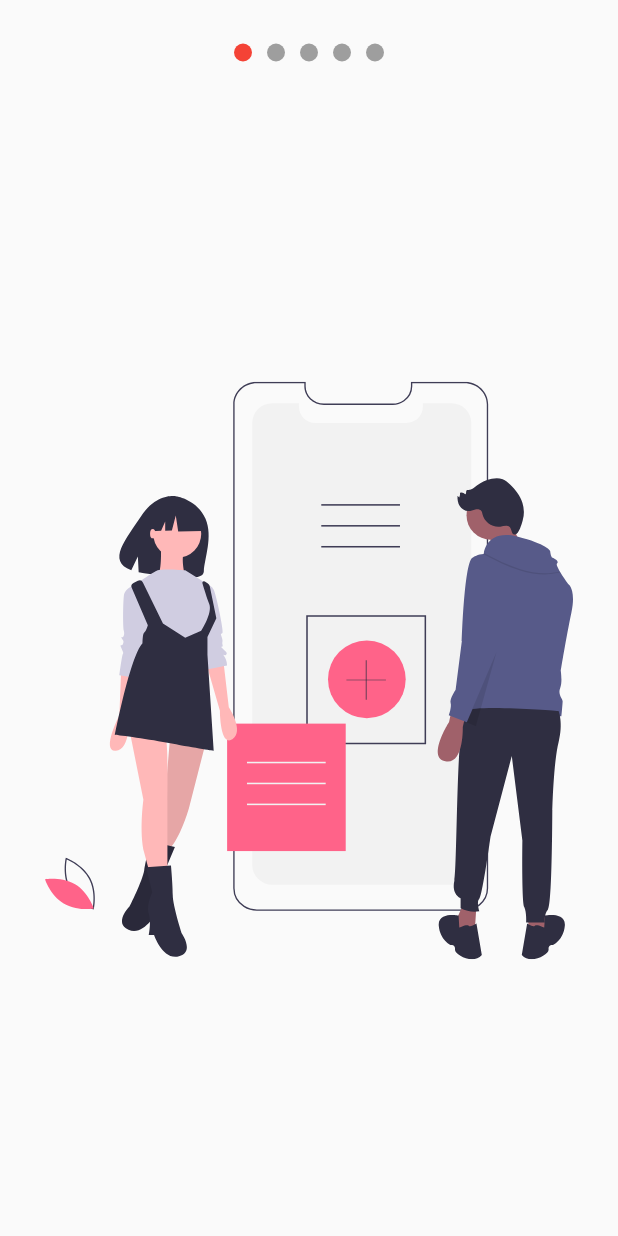
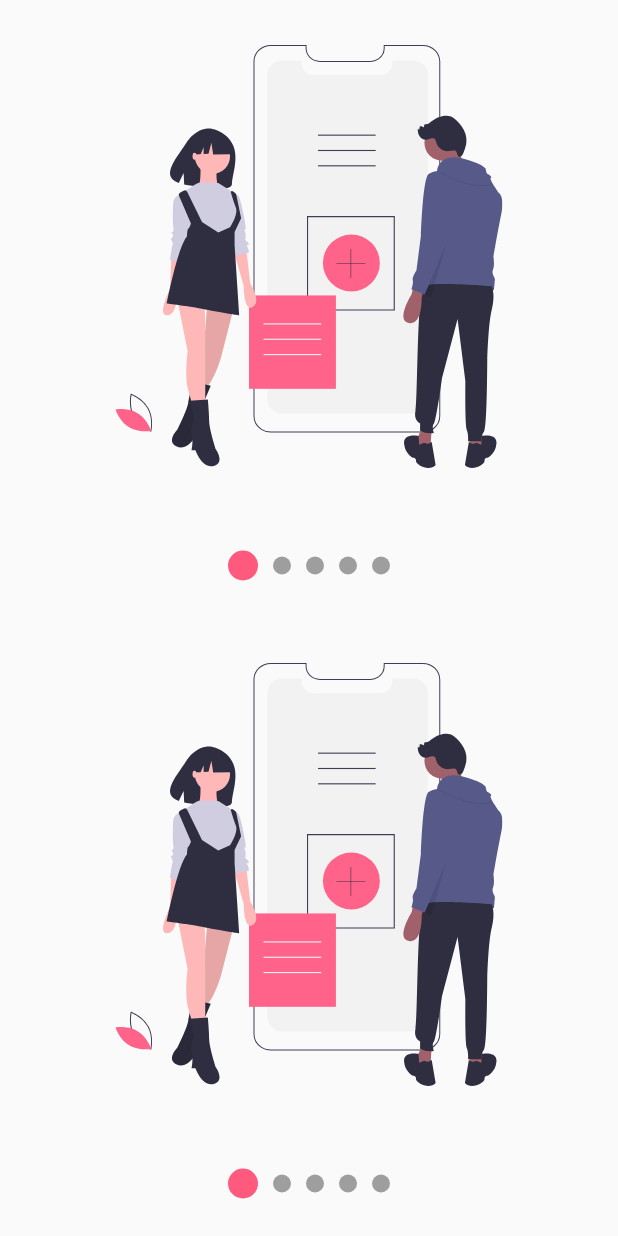
Before and after one commit to cristobalrodbar/custom_painter, a Flutter app: the screen it shows after launch, on a phone screen of 412 x 824 dp. Run offline on Flutter 3.47's test engine with Material 2 defaults, Android fonts, the phone set to English and light mode, and no system bars; our stand-ins replace flutter_svg.

Commit message:
sección 5

```diff
--- a/lib/src/pages/slideshow_page.dart
+++ b/lib/src/pages/slideshow_page.dart
@@ -1,23 +1,39 @@
 import 'package:custom_painter/src/widgets/slideshow.dart';
 import 'package:flutter/material.dart';
-import 'package:flutter_svg/flutter_svg.dart';
+
+import 'package:flutter_svg/svg.dart';
 
 class SlideshowPage extends StatelessWidget {
   @override
   Widget build(BuildContext context) {
     return Scaffold(
-        //backgroundColor: Colors.grey,
-        body: Slideshow(
-      puntosArriba: true,
-      colorPrimario: Colors.red,
-      colorSecundario: Colors.grey,
-      slides: [
+        // backgroundColor: Colors.purple,
+        // body: MiSlideshow(),
+        body: Column(
+      children: <Widget>[
+        Expanded(child: MiSlideshow()),
+        Expanded(child: MiSlideshow())
+      ],
+    ));
+  }
+}
+
+class MiSlideshow extends StatelessWidget {
+  @override
+  Widget build(BuildContext context) {
+    return Slideshow(
+      bulletPrimario: 20,
+      bulletSecundario: 12,
+      // puntosArriba: true,
+      colorPrimario: Color(0xffFF5A7E),
+      // colorSecundario: Colors.red,
+      slides: <Widget>[
         SvgPicture.asset('assets/svgs/slide-1.svg'),
         SvgPicture.asset('assets/svgs/slide-2.svg'),
         SvgPicture.asset('assets/svgs/slide-3.svg'),
         SvgPicture.asset('assets/svgs/slide-4.svg'),
-        SvgPicture.asset('assets/svgs/slide-5.svg')
+        SvgPicture.asset('assets/svgs/slide-5.svg'),
       ],
-    ));
+    );
   }
 }
--- a/lib/src/widgets/slideshow.dart
+++ b/lib/src/widgets/slideshow.dart
@@ -1,119 +1,145 @@
-import 'package:custom_painter/src/models/slider_model.dart';
 import 'package:flutter/material.dart';
-//borrar
-//import 'package:flutter_svg/svg.dart';
+
 import 'package:provider/provider.dart';
 
 class Slideshow extends StatelessWidget {
   final List<Widget> slides;
   final bool puntosArriba;
-  final Color colorPrimario, colorSecundario;
+  final Color colorPrimario;
+  final Color colorSecundario;
+  final double bulletPrimario;
+  final double bulletSecundario;
 
-  const Slideshow(
-      {required this.slides,
-      this.puntosArriba = false,
-      this.colorPrimario = Colors.blue,
-      this.colorSecundario = Colors.grey});
+  Slideshow({
+    required this.slides,
+    this.puntosArriba = false,
+    this.colorPrimario = Colors.blue,
+    this.colorSecundario = Colors.grey,
+    this.bulletPrimario = 12.0,
+    this.bulletSecundario = 12.0,
+  });
 
   @override
   Widget build(BuildContext context) {
     return ChangeNotifierProvider(
-      create: (context) => SliderModel(),
+      create: (_) => new _SlideshowModel(),
       child: SafeArea(
-        child: Center(
-            child: Column(
-          children: [
-            if (this.puntosArriba)
-              _Dots(
-                  this.slides.length, this.colorPrimario, this.colorSecundario),
-            Expanded(child: _Slides(this.slides)),
-            if (!this.puntosArriba)
-              _Dots(
-                  this.slides.length, this.colorPrimario, this.colorSecundario),
-          ],
+        child: Center(child: Builder(
+          builder: (BuildContext context) {
+            Provider.of<_SlideshowModel>(context).colorPrimario =
+                this.colorPrimario;
+            Provider.of<_SlideshowModel>(context).colorSecundario =
+                this.colorSecundario;
+
+            Provider.of<_SlideshowModel>(context).bulletPrimario =
+                this.bulletPrimario;
+            Provider.of<_SlideshowModel>(context).bulletSecundario =
+                this.bulletSecundario;
+
+            return _CrearEstructuraSlideshow(
+                puntosArriba: puntosArriba, slides: slides);
+          },
         )),
       ),
     );
   }
 }
 
+class _CrearEstructuraSlideshow extends StatelessWidget {
+  const _CrearEstructuraSlideshow({
+    Key? key,
+    required this.puntosArriba,
+    required this.slides,
+  }) : super(key: key);
+
+  final bool puntosArriba;
+  final List<Widget> slides;
+
+  @override
+  Widget build(BuildContext context) {
+    return Column(
+      children: <Widget>[
+        if (this.puntosArriba) _Dots(this.slides.length),
+        Expanded(child: _Slides(this.slides)),
+        if (!this.puntosArriba) _Dots(this.slides.length),
+      ],
+    );
+  }
+}
+
 class _Dots extends StatelessWidget {
   final int totalSlides;
-  final Color colorPrimario, colorSecundario;
-  _Dots(this.totalSlides, this.colorPrimario, this.colorSecundario);
+
+  _Dots(this.totalSlides);
 
   @override
   Widget build(BuildContext context) {
     return Container(
       width: double.infinity,
       height: 70,
-      //color: Colors.red,
       child: Row(
-          mainAxisAlignment: MainAxisAlignment.center,
-          children: /*  [_Dot(0), _Dot(1), _Dot(2)] */
-              List.generate(
-                  this.totalSlides,
-                  (index) =>
-                      _Dot(index, this.colorPrimario, this.colorSecundario))
-          /*  this
-                .slides
-                .map((slide) => _Dot(this.slides.indexOf(slide)))
-                .toList(), */
-          ),
+        mainAxisAlignment: MainAxisAlignment.center,
+        children: List.generate(this.totalSlides, (i) => _Dot(i)),
+      ),
     );
   }
 }
 
 class _Dot extends StatelessWidget {
   final int index;
-  final Color colorPrimario, colorSecundario;
 
-  _Dot(this.index, this.colorPrimario, this.colorSecundario);
+  _Dot(this.index);
 
   @override
   Widget build(BuildContext context) {
-    final pageViewIndex = Provider.of<SliderModel>(context).currentPage;
+    final ssModel = Provider.of<_SlideshowModel>(context);
+    double tamano;
+    Color color;
+
+    if (ssModel.currentPage >= index - 0.5 &&
+        ssModel.currentPage < index + 0.5) {
+      tamano = ssModel.bulletPrimario;
+      color = ssModel.colorPrimario;
+    } else {
+      tamano = ssModel.bulletSecundario;
+      color = ssModel.colorSecundario;
+    }
 
     return AnimatedContainer(
+      duration: Duration(milliseconds: 200),
+      width: tamano,
+      height: tamano,
       margin: EdgeInsets.symmetric(horizontal: 5),
-      width: 12,
-      height: 12,
-      decoration: BoxDecoration(
-          color: (pageViewIndex >= index - 0.5 && pageViewIndex < index + 0.5)
-              ? this.colorPrimario
-              : this.colorSecundario,
-          shape: BoxShape.circle),
-      duration: Duration(milliseconds: 200),
+      decoration: BoxDecoration(color: color, shape: BoxShape.circle),
     );
   }
 }
 
-// SvgPicture.asset('assets/svgs/slide-1.svg')
 class _Slides extends StatefulWidget {
   final List<Widget> slides;
+
   _Slides(this.slides);
 
   @override
-  State<_Slides> createState() => _SlidesState();
+  __SlidesState createState() => __SlidesState();
 }
 
-class _SlidesState extends State<_Slides> {
-  final pageViewController = PageController();
+class __SlidesState extends State<_Slides> {
+  final pageViewController = new PageController();
 
   @override
   void initState() {
+    super.initState();
+
     pageViewController.addListener(() {
-      Provider.of<SliderModel>(context, listen: false).currentPage =
+      Provider.of<_SlideshowModel>(context, listen: false).currentPage =
           pageViewController.page!;
     });
-    // TODO: implement initState
-    super.initState();
   }
 
   @override
   void dispose() {
     pageViewController.dispose();
-    // TODO: implement dispose
     super.dispose();
   }
 
@@ -122,30 +148,63 @@ class _SlidesState extends State<_Slides> {
     return Container(
       child: PageView(
         controller: pageViewController,
+        // children: <Widget>[
+        //   _Slide( 'assets/svgs/slide-1.svg' ),
+        //   _Slide( 'assets/svgs/slide-2.svg' ),
+        //   _Slide( 'assets/svgs/slide-3.svg' ),
+        // ],
         children: widget.slides.map((slide) => _Slide(slide)).toList(),
-        /*children: <Widget>[
-          const _Slide('assets/svgs/slide-1.svg'),
-          const _Slide('assets/svgs/slide-2.svg'),
-          const _Slide('assets/svgs/slide-3.svg')
-        ],*/
       ),
     );
   }
 }
 
 class _Slide extends StatelessWidget {
-  final Widget svg;
+  final Widget slide;
 
-  const _Slide(this.svg);
+  _Slide(this.slide);
 
   @override
   Widget build(BuildContext context) {
     return Container(
         width: double.infinity,
         height: double.infinity,
-        padding: const EdgeInsets.all(30),
-        child: svg
-        //SvgPicture.asset(svg),
-        );
+        padding: EdgeInsets.all(30),
+        child: slide);
   }
 }
+
+class _SlideshowModel with ChangeNotifier {
+  double _currentPage = 0;
+  Color _colorPrimario = Colors.blue;
+  Color _colorSecundario = Colors.grey;
+  double _bulletPrimario = 12;
+  double _bulletSecundario = 12;
+
+  double get currentPage => this._currentPage;
+
+  set currentPage(double pagina) {
+    this._currentPage = pagina;
+    notifyListeners();
+  }
+
+  Color get colorPrimario => this._colorPrimario;
+  set colorPrimario(Color color) {
+    this._colorPrimario = color;
+  }
+
+  Color get colorSecundario => this._colorSecundario;
+  set colorSecundario(Color color) {
+    this._colorSecundario = color;
+  }
+
+  double get bulletPrimario => this._bulletPrimario;
+  set bulletPrimario(double tamano) {
+    this._bulletPrimario = tamano;
+  }
+
+  double get bulletSecundario => this._bulletSecundario;
+  set bulletSecundario(double tamano) {
+    this._bulletSecundario = tamano;
+  }
+}
```
